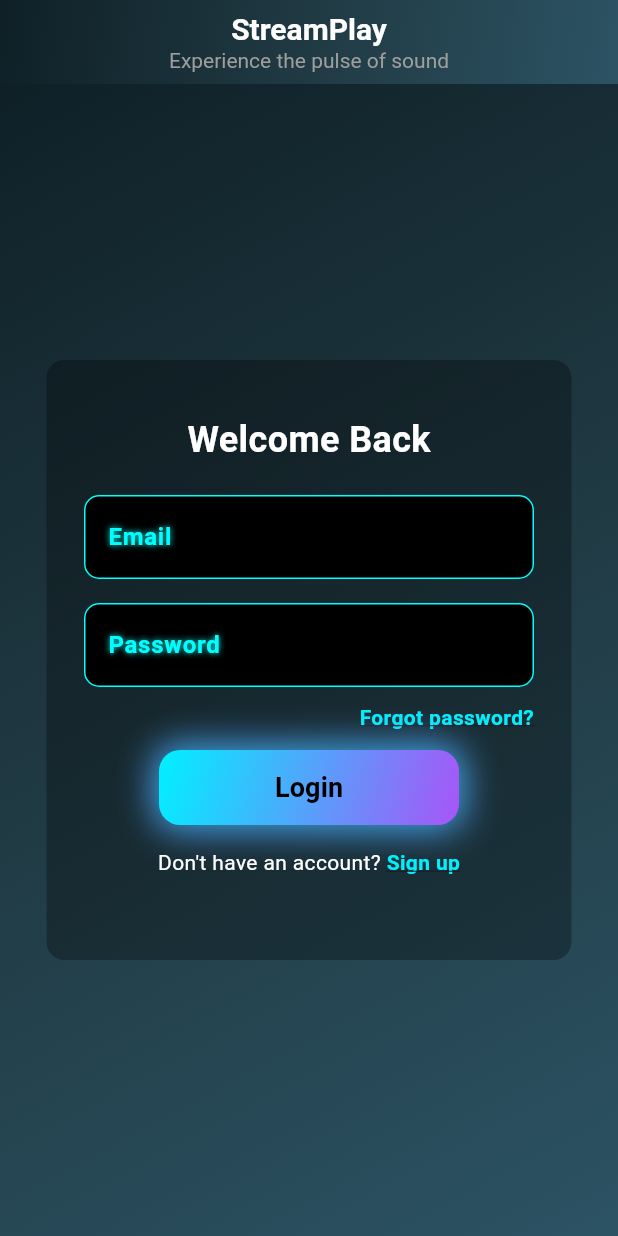
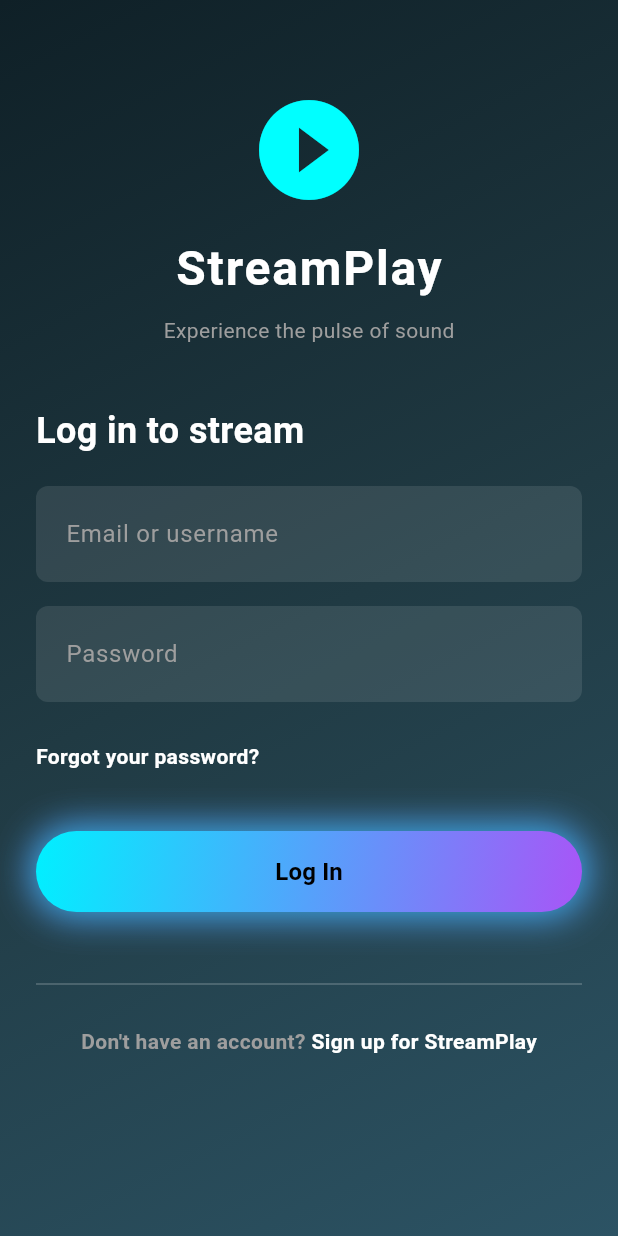
Before and after one commit to Tariqul-huda/stream_play, a Flutter app: the screen it shows after launch, on a phone screen of 412 x 824 dp. Run offline on Flutter 3.47's test engine with Material 3 defaults, Android fonts, the phone set to English and light mode, and no system bars; our stand-ins replace flutter_dotenv, shared_preferences.

Commit message:
new design and feature added: 1. media player 2. playlist label 3. Add files from local folder

```diff
--- a/lib/main.dart
+++ b/lib/main.dart
@@ -2,9 +2,12 @@ import 'package:flutter/material.dart';
 import 'package:flutter_dotenv/flutter_dotenv.dart';
 import './pages/login.dart';
 import './pages/home_page.dart';
+import './services/audio_player_service.dart';
+
 Future<void> main() async {
   WidgetsFlutterBinding.ensureInitialized();
   await dotenv.load(fileName: ".env");
+  await AudioPlayerService().init();
   runApp(const MyApp());
 }
 
--- a/lib/pages/forgot_password.dart
+++ b/lib/pages/forgot_password.dart
@@ -85,7 +85,7 @@ class _ForgotPasswordPageState extends State<ForgotPasswordPage> {
         backgroundColor: Colors.transparent,
         elevation: 0,
         flexibleSpace: Container(
-          decoration: const BoxDecoration(gradient: ColorTheme.mainGradient),
+          decoration: BoxDecoration(gradient: ColorTheme.mainGradient),
         ),
         title: Column(
           mainAxisAlignment: MainAxisAlignment.center,
@@ -106,7 +106,7 @@ class _ForgotPasswordPageState extends State<ForgotPasswordPage> {
         ),
       ),
       body: Container(
-        decoration: const BoxDecoration(gradient: ColorTheme.mainGradient),
+        decoration: BoxDecoration(gradient: ColorTheme.mainGradient),
         child: Center(
           child: Container(
             width: 350,
--- a/lib/pages/login.dart
+++ b/lib/pages/login.dart
@@ -1,4 +1,5 @@
 import 'package:flutter/material.dart';
+import '../color/color_scheme.dart';
 import './signup.dart';
 import './forgot_password.dart';
 import './home_page.dart';
@@ -51,185 +52,108 @@ class _LoginPageState extends State<LoginPage> {
   @override
   Widget build(BuildContext context) {
     return Scaffold(
-      // backgroundColor: Colors.black,
-        appBar: AppBar(
-          centerTitle: true,
-          // backgroundColor: Colors.transparent,
-          // elevation: 0,
-          flexibleSpace: Container(
-            decoration: const BoxDecoration(
-              gradient: LinearGradient(
-                colors: [
-                  Color(0xFF0F2027), // dark blue
-                  Color(0xFF203A43), // teal
-                  Color(0xFF2C5364), // bluish
-                ],
-                begin: Alignment.topLeft,
-                end: Alignment.bottomRight,
+      body: Container(
+        width: double.infinity,
+        height: double.infinity,
+        decoration: BoxDecoration(
+          gradient: ColorTheme.mainGradient,
+        ),
+        child: SafeArea(
+          child: SingleChildScrollView(
+            padding: const EdgeInsets.symmetric(horizontal: 24.0, vertical: 40.0),
+            child: Column(
+              crossAxisAlignment: CrossAxisAlignment.center,
+              children: [
+                const SizedBox(height: 20),
+                Icon(
+                  Icons.play_circle_filled,
+                  size: 80,
+                  color: ColorTheme.neonLabelColor,
+                ),
+                const SizedBox(height: 16),
+                const Text(
+                  "StreamPlay",
+                  style: TextStyle(
+                    color: Colors.white,
+                    fontWeight: FontWeight.bold,
+                    fontSize: 32,
+                    letterSpacing: 1.2,
+                  ),
+                ),
+                const SizedBox(height: 8),
+                const Text(
+                  "Experience the pulse of sound",
+                  style: TextStyle(color: Colors.grey, fontSize: 14),
+                ),
+                const SizedBox(height: 40),
+                const Align(
+                  alignment: Alignment.centerLeft,
+                  child: Text(
+                    "Log in to stream",
+                    style: TextStyle(
+                      color: Colors.white,
+                      fontWeight: FontWeight.bold,
+                      fontSize: 24,
                     ),
                   ),
                 ),
-          title: Column(
-            mainAxisAlignment: MainAxisAlignment.center,
-            children: const [
-              Text(
-                "StreamPlay",
-                style: TextStyle(fontSize: 20, fontWeight: FontWeight.bold, color: Colors.white),
-              ),
-              Text(
-                "Experience the pulse of sound",
-                style: TextStyle(fontSize: 14, color: Colors.grey),
-              ),
-            ],
-          ),
-        ),
-      body:
-      Container(
-        decoration: const BoxDecoration(
-          gradient: LinearGradient(
-            colors: [
-              Color(0xFF0F2027), // dark blue
-              Color(0xFF203A43), // teal
-              Color(0xFF2C5364), // bluish
-            ],
-            begin: Alignment.topLeft,
-            end: Alignment.bottomRight,
-          ),
-        ),
-      child: Center(
-        child: Container(
-          width: 350,
-          height: 400,
-          padding: const EdgeInsets.all(16.0),
-          decoration: BoxDecoration(
-            color: Colors.black.withValues(alpha: 0.3),
-            borderRadius: BorderRadius.circular(12),
-            // boxShadow: [
-            //   BoxShadow(
-            //     color: Colors.
-            //   )
-            // ]
-          ),
-          child: Column(
-            children: [
-              SizedBox(height: 20),
-              Text(
-                "Welcome Back",
-                style: TextStyle(
-                  color: Colors.white,
-                  fontWeight: FontWeight.w600,
-                  fontSize: 24,
-                ),
-              ),
-              SizedBox(height: 20),
+                const SizedBox(height: 20),
                 Form(
                   key: _formKey,
                   child: Column(
-                  mainAxisAlignment: MainAxisAlignment.center,
-                  crossAxisAlignment: CrossAxisAlignment.center,
+                    crossAxisAlignment: CrossAxisAlignment.stretch,
                     children: [
-                    SizedBox(
-                      width: 300,
-                      child: TextFormField(
+                      TextFormField(
                         controller: _emailController,
                         style: const TextStyle(
-                          color: Colors.white, // input text color
-                          fontWeight: FontWeight.bold,
-                          shadows: [
-                            Shadow(
-                              color: Color(0xFF00FFFF), // neon cyan glow
-                              blurRadius: 5,
-                            ),
-                          ],
+                          color: Colors.white,
+                          fontWeight: FontWeight.w500,
                         ),
                         decoration: InputDecoration(
-                          labelText: "Email",
-                          labelStyle: const TextStyle(
-                            color: Color(0xFF00FFFF), // neon label color
-                            fontWeight: FontWeight.bold,
-                            shadows: [
-                              Shadow(color: Color(0xFF00FFFF), blurRadius: 5),
-                            ],
-                          ),
+                          labelText: "Email or username",
+                          labelStyle: const TextStyle(color: Colors.grey),
                           filled: true,
-                          fillColor:
-                              Colors.black, // background color of input field
+                          fillColor: Colors.white.withValues(alpha: 0.1),
+                          contentPadding: const EdgeInsets.symmetric(horizontal: 16, vertical: 20),
                           enabledBorder: OutlineInputBorder(
-                            borderSide: const BorderSide(
-                              color: Color(0xFF00FFFF), // neon border color
-                              width: 1,
-                            ),
-                            borderRadius: BorderRadius.circular(10),
+                            borderSide: const BorderSide(color: Colors.transparent),
+                            borderRadius: BorderRadius.circular(8),
                           ),
                           focusedBorder: OutlineInputBorder(
-                            borderSide: const BorderSide(
-                              color: Color(0xFF00FFFF),
-                              width: 2,
-                            ),
-                            borderRadius: BorderRadius.circular(10),
+                            borderSide: BorderSide(color: ColorTheme.neonLabelColor, width: 2),
+                            borderRadius: BorderRadius.circular(8),
                           ),
                         ),
-                        validator: (value) =>
-                            value!.isEmpty ? "Please Enter Email" : null,
+                        validator: (value) => value!.isEmpty ? "Please enter your email" : null,
                       ),
-                    ),
-
-                    //gap between field
                       const SizedBox(height: 16),
-
-                    //gap between field
-                    SizedBox(
-                      width: 300,
-                      child: TextFormField(
+                      TextFormField(
                         controller: _passwordController,
+                        obscureText: true,
                         style: const TextStyle(
-                          color: Colors.white, // input text color
-                          fontWeight: FontWeight.bold,
-                          shadows: [
-                            Shadow(
-                              color: Color(0xFF00FFFF), // neon cyan glow
-                              blurRadius: 5,
-                            ),
-                          ],
+                          color: Colors.white,
+                          fontWeight: FontWeight.w500,
                         ),
                         decoration: InputDecoration(
                           labelText: "Password",
-                          labelStyle: const TextStyle(
-                            color: Color(0xFF00FFFF), // neon label color
-                            fontWeight: FontWeight.bold,
-                            shadows: [
-                              Shadow(color: Color(0xFF00FFFF), blurRadius: 5),
-                            ],
-                          ),
+                          labelStyle: const TextStyle(color: Colors.grey),
                           filled: true,
-                          fillColor:
-                              Colors.black, // background color of input field
+                          fillColor: Colors.white.withValues(alpha: 0.1),
+                          contentPadding: const EdgeInsets.symmetric(horizontal: 16, vertical: 20),
                           enabledBorder: OutlineInputBorder(
-                            borderSide: const BorderSide(
-                              color: Color(0xFF00FFFF), // neon border color
-                              width: 1,
-                            ),
-                            borderRadius: BorderRadius.circular(10),
+                            borderSide: const BorderSide(color: Colors.transparent),
+                            borderRadius: BorderRadius.circular(8),
                           ),
                           focusedBorder: OutlineInputBorder(
-                            borderSide: const BorderSide(
-                              color: Color(0xFF00FFFF),
-                              width: 2,
-                            ),
-                            borderRadius: BorderRadius.circular(10),
+                            borderSide: BorderSide(color: ColorTheme.neonLabelColor, width: 2),
+                            borderRadius: BorderRadius.circular(8),
                           ),
                         ),
-                        validator: (value) =>
-                            value!.isEmpty ? "Please Enter Password" : null,
+                        validator: (value) => value!.isEmpty ? "Please enter your password" : null,
                       ),
-                    ),
-
-                    //gap
                       const SizedBox(height: 10),
-                    SizedBox(
-                      width: 300,
-                      child: Align(
-                        alignment: Alignment.centerRight,
+                      Align(
+                        alignment: Alignment.centerLeft,
                         child: GestureDetector(
                           onTap: () {
                             Navigator.push(
@@ -239,37 +163,36 @@ class _LoginPageState extends State<LoginPage> {
                               ),
                             );
                           },
+                          child: Container(
+                            padding: const EdgeInsets.symmetric(vertical: 16),
                             child: const Text(
-                            "Forgot password?",
+                              "Forgot your password?",
                               style: TextStyle(
-                              color: Color(0xFF00F0FF),
+                                color: Colors.white,
                                 fontWeight: FontWeight.bold,
-                              decoration: TextDecoration.underline,
                               ),
                             ),
                           ),
                         ),
                       ),
-
-                    const SizedBox(height: 12),
-
-                    //gap
+                      const SizedBox(height: 24),
                       Container(
+                        height: 54,
                         decoration: BoxDecoration(
                           gradient: const LinearGradient(
                             colors: [Color(0xFF00F0FF), Color(0xFFA855F7)],
                             begin: Alignment.topLeft,
                             end: Alignment.bottomRight,
                           ),
-                        borderRadius: BorderRadius.circular(14),
+                          borderRadius: BorderRadius.circular(27),
                           boxShadow: [
                             BoxShadow(
-                            color: const Color(0xFFA855F7).withValues(alpha:0.6),
+                              color: const Color(0xFFA855F7).withValues(alpha: 0.6),
                               blurRadius: 20,
                               spreadRadius: 2,
                             ),
                             BoxShadow(
-                            color: const Color(0xFF00F0FF).withValues(alpha:0.6),
+                              color: const Color(0xFF00F0FF).withValues(alpha: 0.6),
                               blurRadius: 20,
                               spreadRadius: 2,
                             ),
@@ -280,9 +203,8 @@ class _LoginPageState extends State<LoginPage> {
                           style: ElevatedButton.styleFrom(
                             backgroundColor: Colors.transparent,
                             shadowColor: Colors.transparent,
-                          minimumSize: const Size(200, 50),
                             shape: RoundedRectangleBorder(
-                            borderRadius: BorderRadius.circular(14),
+                              borderRadius: BorderRadius.circular(27),
                             ),
                           ),
                           child: _isLoading
@@ -292,11 +214,11 @@ class _LoginPageState extends State<LoginPage> {
                                   child: CircularProgressIndicator(strokeWidth: 2),
                                 )
                               : const Text(
-                                "Login",
+                                  "Log In",
                                   style: TextStyle(
-                                  color: Colors.black, // dark text for contrast
-                                  fontWeight: FontWeight.w700,
-                                  fontSize: 18,
+                                    color: Colors.black,
+                                    fontWeight: FontWeight.bold,
+                                    fontSize: 16,
                                   ),
                                 ),
                         ),
@@ -304,38 +226,39 @@ class _LoginPageState extends State<LoginPage> {
                     ],
                   ),
                 ),
-              SizedBox(height: 15,),
+                const SizedBox(height: 40),
+                const Divider(color: Colors.white24, thickness: 1),
+                const SizedBox(height: 20),
                 Row(
                   mainAxisAlignment: MainAxisAlignment.center,
                   children: [
                     const Text(
                       "Don't have an account? ",
-                    style: TextStyle(color: Colors.white),
+                      style: TextStyle(color: Colors.grey, fontWeight: FontWeight.bold),
                     ),
                     GestureDetector(
                       onTap: () {
                         Navigator.push(
                           context,
-                        MaterialPageRoute(builder: (context) =>  SignUpPage()),
+                          MaterialPageRoute(builder: (context) => const SignUpPage()),
                         );
                       },
                       child: const Text(
-                      "Sign up",
+                        "Sign up for StreamPlay",
                         style: TextStyle(
-                        color: Color(0xFF00F0FF), // cyan accent
+                          color: Colors.white,
                           fontWeight: FontWeight.bold,
-                        decoration: TextDecoration.underline,
                         ),
                       ),
                     ),
                   ],
-              )
-
+                ),
+                const SizedBox(height: 40),
               ],
             ),
           ),
         ),
-    )
+      ),
     );
   }
 }
--- a/pubspec.yaml
+++ b/pubspec.yaml
@@ -37,6 +37,8 @@ dependencies:
   http: ^1.4.0
   shared_preferences: ^2.5.3
   flutter_dotenv: ^5.2.1
+  audioplayers: ^6.6.0
+  file_picker: ^11.0.2
 
 dev_dependencies:
   flutter_test:
```
Also changed, not shown: lib/pages/home_page.dart (+58 -57 lines), lib/pages/signup.dart (+61 -68 lines), pubspec.lock, 18 other files. Lines whose indentation alone changed are shown as unchanged.
